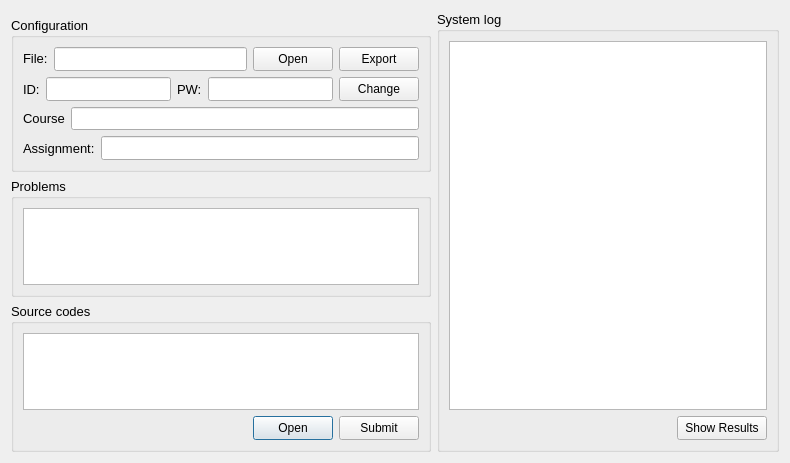
This is bdcc/gui/main_dialog.ui in bluedragonclub/bdc-client as Qt 5 draws it before an edit. The edited form follows.
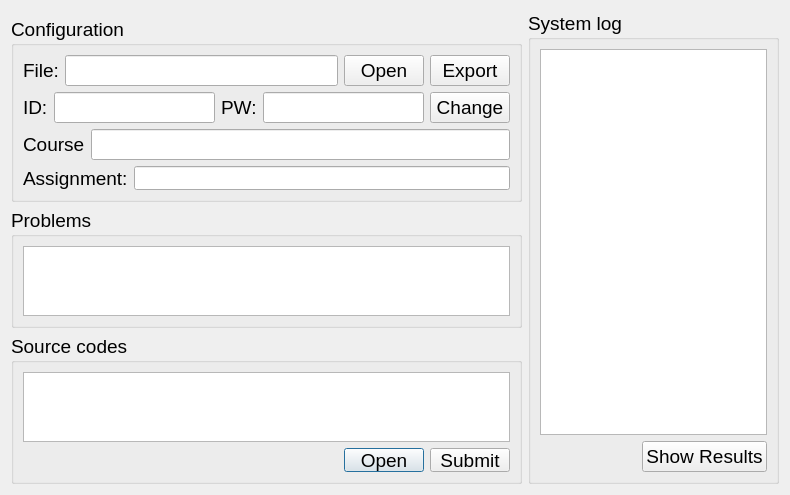
This is the edited form.

Diff of the .ui file:
```diff
--- a/bdcc/gui/main_dialog.ui
+++ b/bdcc/gui/main_dialog.ui
@@ -25,7 +25,7 @@
      <property name="font">
       <font>
        <family>Tahoma</family>
-       <pointsize>10</pointsize>
+       <pointsize>14</pointsize>
       </font>
      </property>
      <property name="title">
@@ -57,7 +57,7 @@
             <property name="font">
              <font>
               <family>Tahoma</family>
-              <pointsize>9</pointsize>
+              <pointsize>14</pointsize>
              </font>
             </property>
             <property name="text">
@@ -92,7 +92,7 @@
             <property name="font">
              <font>
               <family>Tahoma</family>
-              <pointsize>9</pointsize>
+              <pointsize>14</pointsize>
              </font>
             </property>
             <property name="text">
@@ -134,7 +134,7 @@
      <property name="font">
       <font>
        <family>Tahoma</family>
-       <pointsize>10</pointsize>
+       <pointsize>14</pointsize>
       </font>
      </property>
      <property name="title">
@@ -155,7 +155,7 @@
         <property name="font">
          <font>
           <family>Courier New</family>
-          <pointsize>9</pointsize>
+          <pointsize>14</pointsize>
          </font>
         </property>
        </widget>
@@ -179,7 +179,7 @@
           <property name="font">
            <font>
             <family>Tahoma</family>
-            <pointsize>9</pointsize>
+            <pointsize>14</pointsize>
            </font>
           </property>
           <property name="text">
@@ -219,7 +219,7 @@
      <property name="font">
       <font>
        <family>Tahoma</family>
-       <pointsize>10</pointsize>
+       <pointsize>14</pointsize>
       </font>
      </property>
      <property name="title">
@@ -244,7 +244,7 @@
      <property name="font">
       <font>
        <family>Tahoma</family>
-       <pointsize>10</pointsize>
+       <pointsize>14</pointsize>
       </font>
      </property>
      <property name="title">
@@ -269,7 +269,7 @@
             <property name="font">
              <font>
               <family>Tahoma</family>
-              <pointsize>10</pointsize>
+              <pointsize>14</pointsize>
              </font>
             </property>
             <property name="text">
@@ -288,7 +288,7 @@
             <property name="font">
              <font>
               <family>Tahoma</family>
-              <pointsize>10</pointsize>
+              <pointsize>14</pointsize>
              </font>
             </property>
            </widget>
@@ -304,7 +304,7 @@
             <property name="font">
              <font>
               <family>Tahoma</family>
-              <pointsize>9</pointsize>
+              <pointsize>14</pointsize>
              </font>
             </property>
             <property name="text">
@@ -323,7 +323,7 @@
             <property name="font">
              <font>
               <family>Tahoma</family>
-              <pointsize>9</pointsize>
+              <pointsize>14</pointsize>
              </font>
             </property>
             <property name="text">
@@ -349,7 +349,7 @@
             <property name="font">
              <font>
               <family>Tahoma</family>
-              <pointsize>10</pointsize>
+              <pointsize>14</pointsize>
              </font>
             </property>
             <property name="text">
@@ -368,7 +368,7 @@
             <property name="font">
              <font>
               <family>Tahoma</family>
-              <pointsize>10</pointsize>
+              <pointsize>14</pointsize>
              </font>
             </property>
            </widget>
@@ -384,7 +384,7 @@
             <property name="font">
              <font>
               <family>Tahoma</family>
-              <pointsize>10</pointsize>
+              <pointsize>14</pointsize>
              </font>
             </property>
             <property name="text">
@@ -403,7 +403,7 @@
             <property name="font">
              <font>
               <family>Tahoma</family>
-              <pointsize>10</pointsize>
+              <pointsize>14</pointsize>
              </font>
             </property>
            </widget>
@@ -419,7 +419,7 @@
             <property name="font">
              <font>
               <family>Tahoma</family>
-              <pointsize>9</pointsize>
+              <pointsize>14</pointsize>
              </font>
             </property>
             <property name="text">
@@ -445,7 +445,7 @@
             <property name="font">
              <font>
               <family>Tahoma</family>
-              <pointsize>10</pointsize>
+              <pointsize>14</pointsize>
              </font>
             </property>
             <property name="text">
@@ -464,7 +464,7 @@
             <property name="font">
              <font>
               <family>Tahoma</family>
-              <pointsize>10</pointsize>
+              <pointsize>14</pointsize>
              </font>
             </property>
            </widget>
@@ -484,7 +484,7 @@
             <property name="font">
              <font>
               <family>Tahoma</family>
-              <pointsize>10</pointsize>
+              <pointsize>14</pointsize>
              </font>
             </property>
             <property name="text">
@@ -509,7 +509,7 @@
             <property name="font">
              <font>
               <family>Tahoma</family>
-              <pointsize>10</pointsize>
+              <pointsize>14</pointsize>
              </font>
             </property>
            </widget>
```
